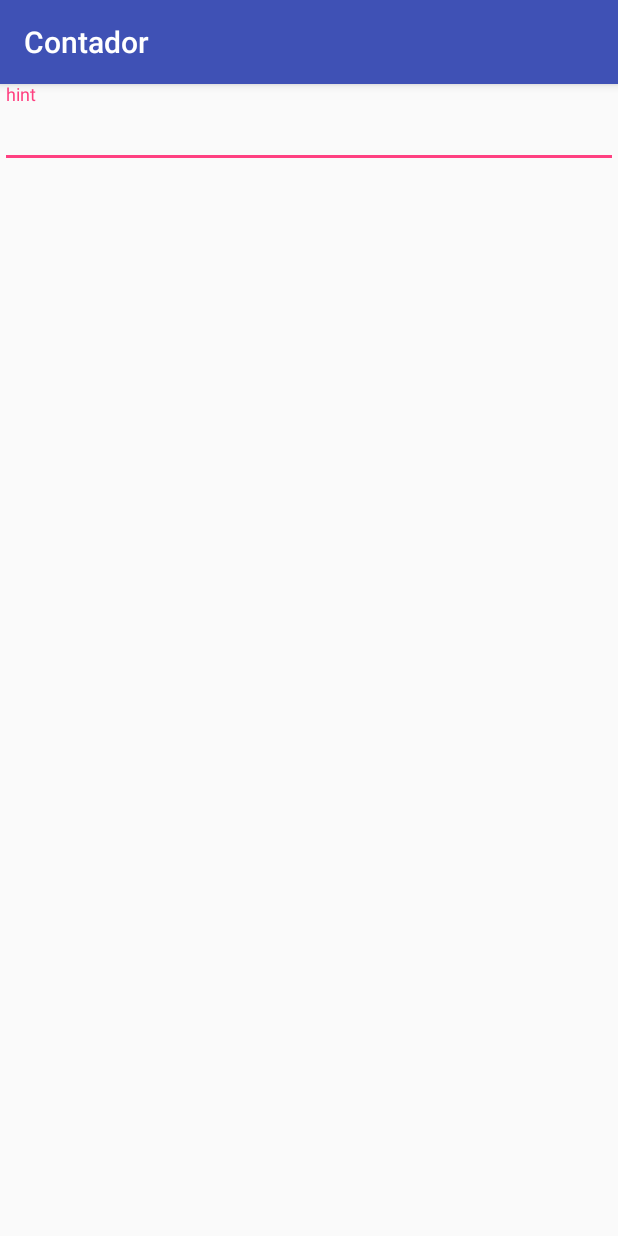
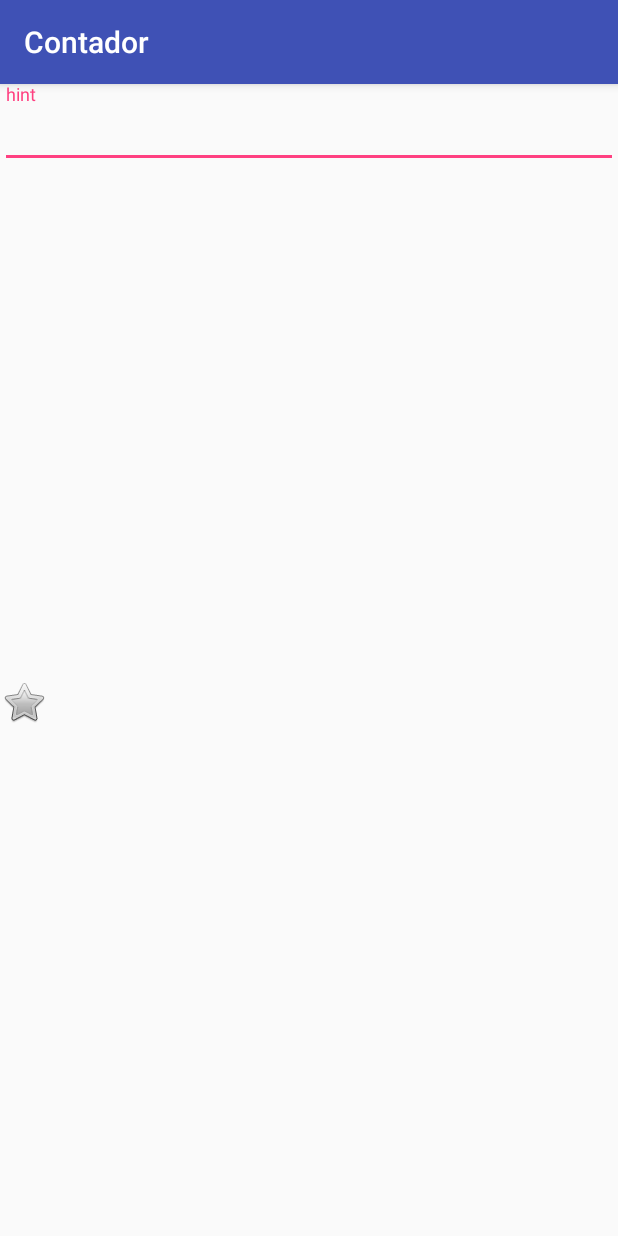
Before and after one commit to JASJ-07/layout, an Android app: the ResetPasswordActivity screen opened directly, with no data from a screen before it, on a phone screen of 412 x 824 dp. Run offline under Robolectric (Android 15) with nearby library versions, the phone set to English and light mode, and no system bars.

Commit message:
layout de login2

```diff
--- a/Contador/app/src/main/res/layout/activity_reset_password.xml
+++ b/Contador/app/src/main/res/layout/activity_reset_password.xml
@@ -11,15 +11,25 @@
         android:layout_height="match_parent"
         android:orientation="vertical"
         tools:layout_editor_absoluteY="0dp">
+    </LinearLayout>
+
 
         <android.support.design.widget.TextInputLayout
             android:layout_width="match_parent"
             android:layout_height="match_parent">
 
+
             <android.support.design.widget.TextInputEditText
                 android:layout_width="match_parent"
                 android:layout_height="wrap_content"
                 android:hint="hint" />
+
+            <ImageView
+                android:layout_width="wrap_content"
+                android:layout_height="wrap_content"
+                android:layout_weight="1"
+
+                app:srcCompat="@android:drawable/btn_star" />
+
         </android.support.design.widget.TextInputLayout>
-    </LinearLayout>
 </android.support.constraint.ConstraintLayout>
```
